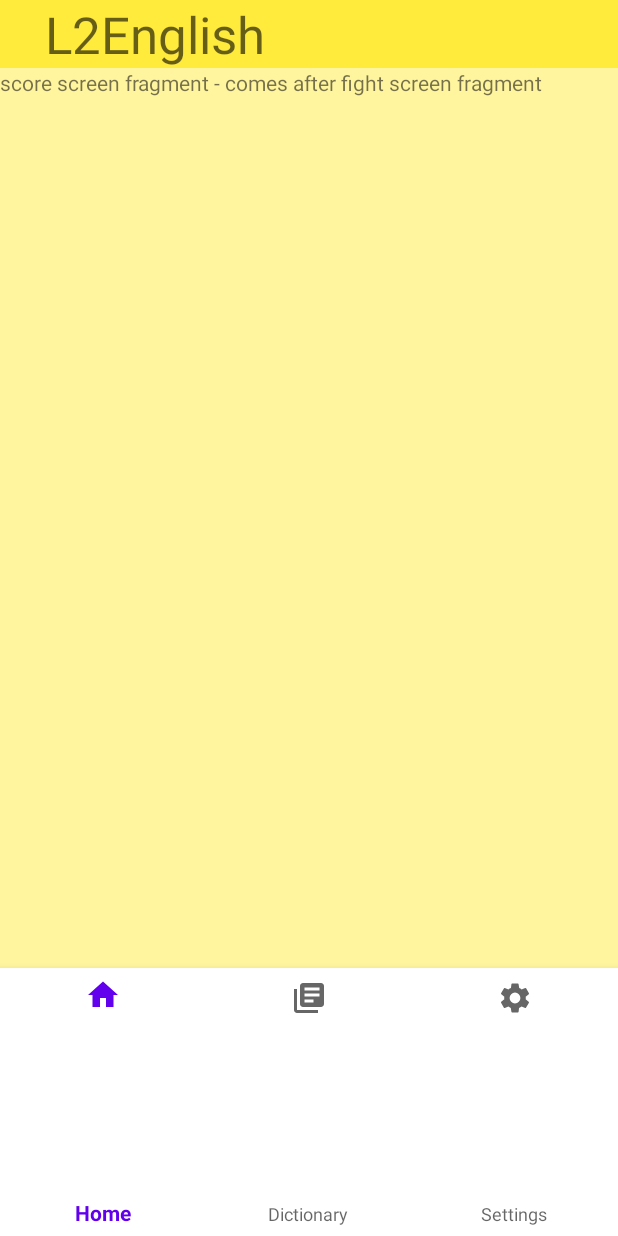
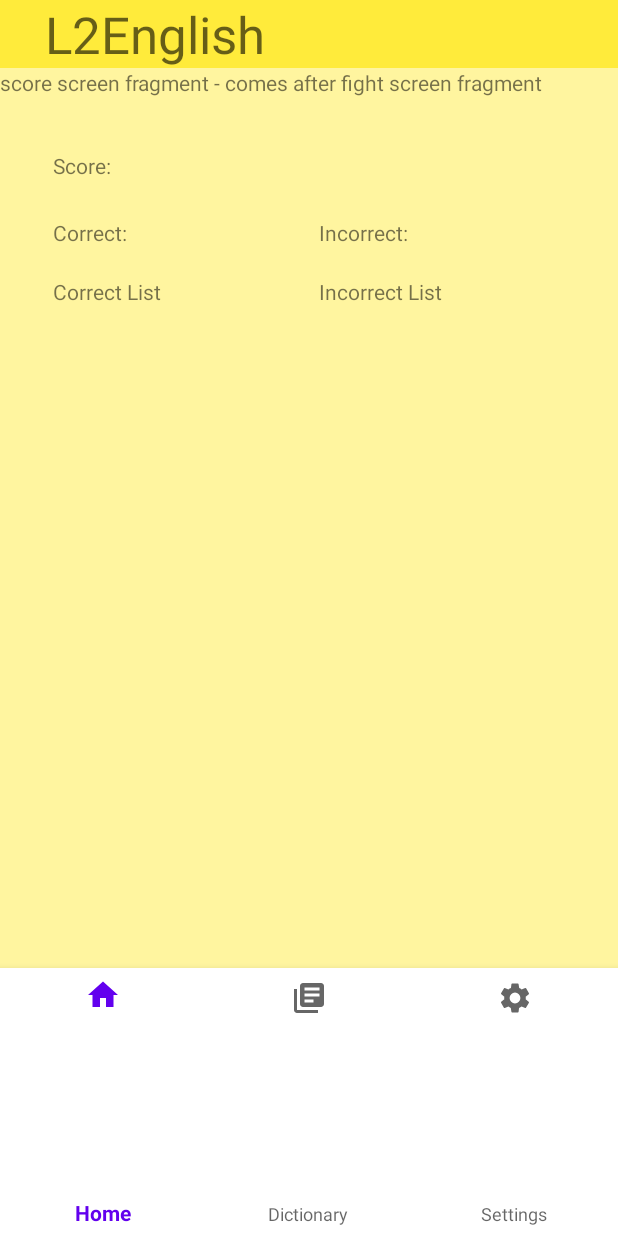
Before and after one commit to MaryJ0yc3/infs3634-group77, an Android app: the fragment ScoreScreenFragment placed in its activity, on a phone screen of 412 x 824 dp. Run offline under Robolectric (Android 15) with nearby library versions, the phone set to English and light mode, and no system bars.

Commit message:
simplified score screen UI. No recycler view, will just append String array with spacing.

```diff
--- a/app/src/main/res/layout/fragment_score_screen.xml
+++ b/app/src/main/res/layout/fragment_score_screen.xml
@@ -1,5 +1,6 @@
 <?xml version="1.0" encoding="utf-8"?>
 <androidx.constraintlayout.widget.ConstraintLayout xmlns:android="http://schemas.android.com/apk/res/android"
+    xmlns:app="http://schemas.android.com/apk/res-auto"
     xmlns:tools="http://schemas.android.com/tools"
     android:layout_width="match_parent"
     android:layout_height="match_parent"
@@ -7,8 +8,63 @@
 
 
     <TextView
+        android:id="@+id/textView3"
         android:layout_width="match_parent"
         android:layout_height="match_parent"
         android:text="score screen fragment - comes after fight screen fragment" />
 
+    <TextView
+        android:id="@+id/tvCorrectNo"
+        android:layout_width="wrap_content"
+        android:layout_height="wrap_content"
+        android:layout_marginStart="35dp"
+        android:layout_marginTop="100dp"
+        android:text="Correct:"
+        app:layout_constraintStart_toStartOf="parent"
+        app:layout_constraintTop_toTopOf="parent" />
+
+    <TextView
+        android:id="@+id/tvIncorrectNo"
+        android:layout_width="wrap_content"
+        android:layout_height="wrap_content"
+        android:layout_marginStart="128dp"
+        android:layout_marginTop="100dp"
+        android:text="Incorrect:"
+        app:layout_constraintStart_toEndOf="@+id/tvCorrectNo"
+        app:layout_constraintTop_toTopOf="parent" />
+
+    <TextView
+        android:id="@+id/tvCorrectList"
+        android:layout_width="150dp"
+        android:layout_height="400dp"
+        android:layout_marginStart="35dp"
+        android:layout_marginTop="20dp"
+        android:text="Correct List"
+        app:layout_constraintStart_toStartOf="parent"
+        app:layout_constraintTop_toBottomOf="@+id/tvCorrectNo">
+
+    </TextView>
+
+    <TextView
+        android:id="@+id/tvIncorrectList"
+        android:layout_width="150dp"
+        android:layout_height="400dp"
+        android:layout_marginStart="128dp"
+        android:layout_marginTop="20dp"
+        android:text="Incorrect List"
+        app:layout_constraintStart_toEndOf="@+id/tvCorrectNo"
+        app:layout_constraintTop_toBottomOf="@+id/tvIncorrectNo">
+
+    </TextView>
+
+    <TextView
+        android:id="@+id/scorePercentage"
+        android:layout_width="wrap_content"
+        android:layout_height="wrap_content"
+        android:layout_marginStart="35dp"
+        android:layout_marginTop="55dp"
+        android:text="Score:"
+        app:layout_constraintStart_toStartOf="parent"
+        app:layout_constraintTop_toTopOf="parent" />
+
 </androidx.constraintlayout.widget.ConstraintLayout>
```
